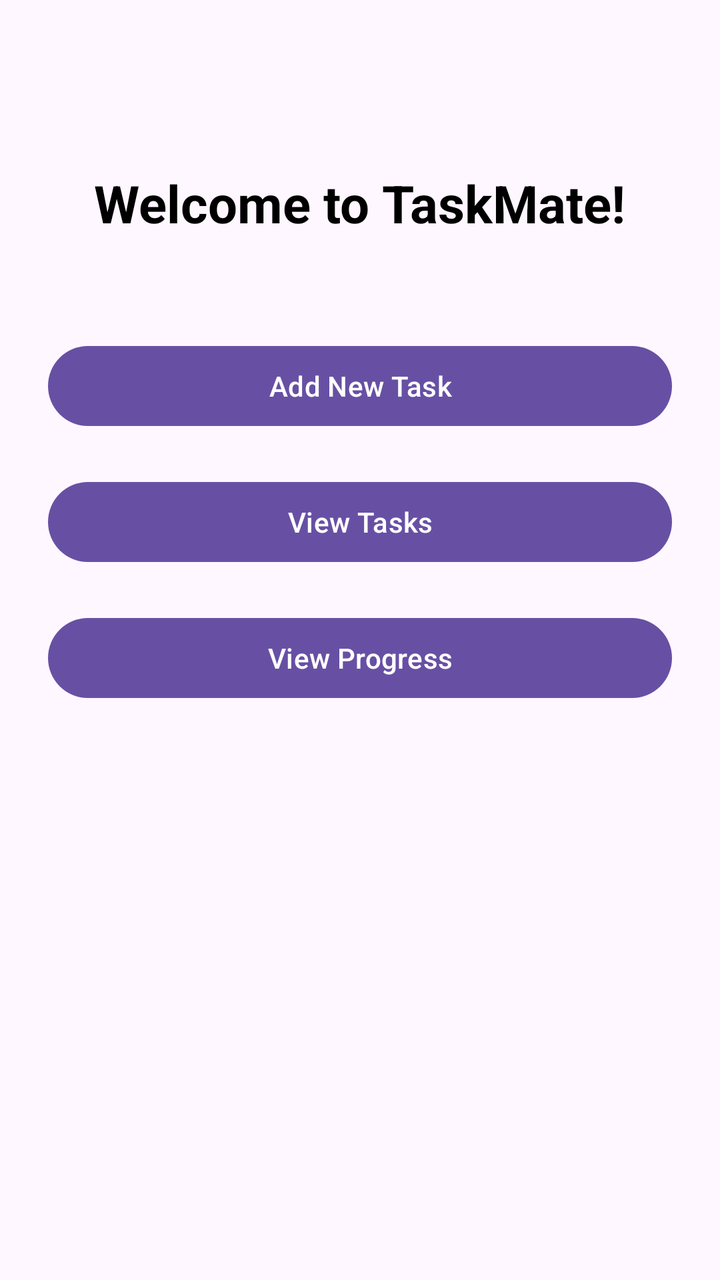
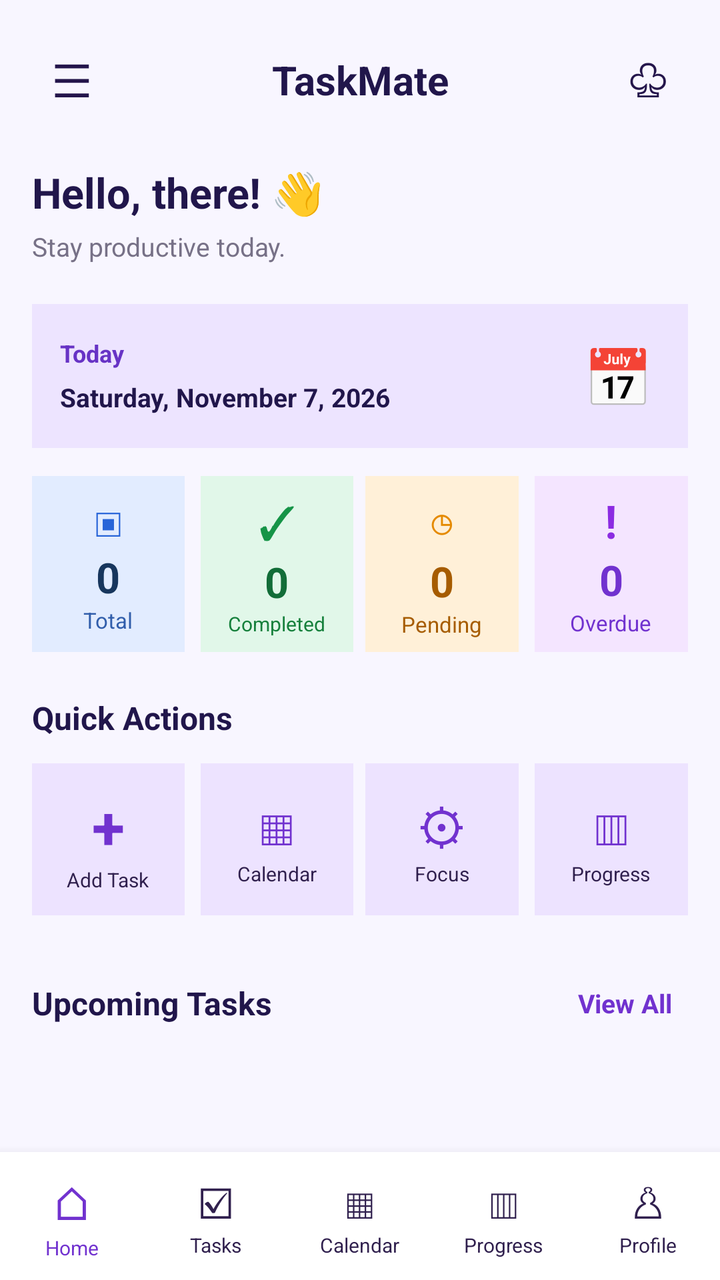

The first picture is an Android layout as it rendered before a commit; the second is the same layout after the commit. The layout source and the unified diff follow.
<!-- AndroidManifest.xml: application theme Theme.TaskMate -->
<!-- res/layout/activity_task.xml -->
<?xml version="1.0" encoding="utf-8"?>
<androidx.constraintlayout.widget.ConstraintLayout
    xmlns:android="http://schemas.android.com/apk/res/android"
    xmlns:app="http://schemas.android.com/apk/res-auto"
    android:layout_width="match_parent"
    android:layout_height="match_parent"
    android:padding="24dp">

    <TextView
        android:id="@+id/tvWelcome"
        android:layout_width="wrap_content"
        android:layout_height="wrap_content"
        android:text="Welcome to TaskMate!"
        android:textSize="26sp"
        android:textStyle="bold"
        android:textColor="#000000"
        app:layout_constraintTop_toTopOf="parent"
        app:layout_constraintStart_toStartOf="parent"
        app:layout_constraintEnd_toEndOf="parent"
        android:layout_marginTop="60dp"/>

    <Button
        android:id="@+id/btnAddTask"
        android:layout_width="0dp"
        android:layout_height="wrap_content"
        android:text="Add New Task"
        app:layout_constraintTop_toBottomOf="@id/tvWelcome"
        app:layout_constraintStart_toStartOf="parent"
        app:layout_constraintEnd_toEndOf="parent"
        android:layout_marginTop="50dp"/>

    <Button
        android:id="@+id/btnViewTasks"
        android:layout_width="0dp"
        android:layout_height="wrap_content"
        android:text="View Tasks"
        app:layout_constraintTop_toBottomOf="@id/btnAddTask"
        app:layout_constraintStart_toStartOf="parent"
        app:layout_constraintEnd_toEndOf="parent"
        android:layout_marginTop="20dp"/>

    <Button
        android:id="@+id/btnProgress"
        android:layout_width="0dp"
        android:layout_height="wrap_content"
        android:text="View Progress"
        app:layout_constraintTop_toBottomOf="@id/btnViewTasks"
        app:layout_constraintStart_toStartOf="parent"
        app:layout_constraintEnd_toEndOf="parent"
        android:layout_marginTop="20dp"/>

</androidx.constraintlayout.widget.ConstraintLayout>
<!-- resources referenced by this layout -->
<resources>
  <style name="Theme.TaskMate" parent="Base.Theme.TaskMate" />
  <style name="Base.Theme.TaskMate" parent="Theme.Material3.DayNight.NoActionBar">
          
          
      </style>
</resources>

<!-- the commit's change to res/layout/activity_task.xml (unified diff, before → after) -->
@@ -4,49 +4,611 @@
     xmlns:app="http://schemas.android.com/apk/res-auto"
     android:layout_width="match_parent"
     android:layout_height="match_parent"
-    android:padding="24dp">
-
-    <TextView
-        android:id="@+id/tvWelcome"
-        android:layout_width="wrap_content"
-        android:layout_height="wrap_content"
-        android:text="Welcome to TaskMate!"
-        android:textSize="26sp"
-        android:textStyle="bold"
-        android:textColor="#000000"
+    android:background="#F8F6FF">
+
+    <ScrollView
+        android:id="@+id/dashboardScroll"
+        android:layout_width="match_parent"
+        android:layout_height="0dp"
+        android:fillViewport="true"
+        android:clipToPadding="false"
         app:layout_constraintTop_toTopOf="parent"
-        app:layout_constraintStart_toStartOf="parent"
-        app:layout_constraintEnd_toEndOf="parent"
-        android:layout_marginTop="60dp"/>
-
-    <Button
-        android:id="@+id/btnAddTask"
-        android:layout_width="0dp"
-        android:layout_height="wrap_content"
-        android:text="Add New Task"
-        app:layout_constraintTop_toBottomOf="@id/tvWelcome"
-        app:layout_constraintStart_toStartOf="parent"
-        app:layout_constraintEnd_toEndOf="parent"
-        android:layout_marginTop="50dp"/>
-
-    <Button
-        android:id="@+id/btnViewTasks"
-        android:layout_width="0dp"
-        android:layout_height="wrap_content"
-        android:text="View Tasks"
-        app:layout_constraintTop_toBottomOf="@id/btnAddTask"
-        app:layout_constraintStart_toStartOf="parent"
-        app:layout_constraintEnd_toEndOf="parent"
-        android:layout_marginTop="20dp"/>
-
-    <Button
-        android:id="@+id/btnProgress"
-        android:layout_width="0dp"
-        android:layout_height="wrap_content"
-        android:text="View Progress"
-        app:layout_constraintTop_toBottomOf="@id/btnViewTasks"
-        app:layout_constraintStart_toStartOf="parent"
-        app:layout_constraintEnd_toEndOf="parent"
-        android:layout_marginTop="20dp"/>
+        app:layout_constraintBottom_toTopOf="@id/bottomNavigation">
+
+        <LinearLayout
+            android:layout_width="match_parent"
+            android:layout_height="wrap_content"
+            android:orientation="vertical"
+            android:padding="16dp">
+
+            
+            <LinearLayout
+                android:layout_width="match_parent"
+                android:layout_height="48dp"
+                android:gravity="center_vertical"
+                android:orientation="horizontal">
+
+                <TextView
+                    android:id="@+id/btnMenu"
+                    android:layout_width="40dp"
+                    android:layout_height="match_parent"
+                    android:gravity="center"
+                    android:text="☰"
+                    android:textColor="#24154B"
+                    android:textSize="23sp"
+                    android:clickable="true"
+                    android:focusable="true"/>
+
+                <TextView
+                    android:layout_width="0dp"
+                    android:layout_height="wrap_content"
+                    android:layout_weight="1"
+                    android:gravity="center"
+                    android:text="TaskMate"
+                    android:textColor="#21164B"
+                    android:textSize="20sp"
+                    android:textStyle="bold"/>
+
+                <TextView
+                    android:id="@+id/btnNotifications"
+                    android:layout_width="40dp"
+                    android:layout_height="match_parent"
+                    android:gravity="center"
+                    android:text="♧"
+                    android:textColor="#24154B"
+                    android:textSize="23sp"
+                    android:clickable="true"
+                    android:focusable="true"/>
+
+            </LinearLayout>
+
+            
+            <TextView
+                android:id="@+id/tvWelcome"
+                android:layout_width="match_parent"
+                android:layout_height="wrap_content"
+                android:layout_marginTop="18dp"
+                android:text="Hello, there! 👋"
+                android:textColor="#21164B"
+                android:textSize="21sp"
+                android:textStyle="bold"/>
+
+            <TextView
+                android:layout_width="match_parent"
+                android:layout_height="wrap_content"
+                android:layout_marginTop="4dp"
+                android:text="Stay productive today."
+                android:textColor="#777187"
+                android:textSize="13sp"/>
+
+            
+            <LinearLayout
+                android:layout_width="match_parent"
+                android:layout_height="72dp"
+                android:layout_marginTop="20dp"
+                android:background="#EDE4FF"
+                android:gravity="center_vertical"
+                android:orientation="horizontal"
+                android:padding="14dp">
+
+                <LinearLayout
+                    android:layout_width="0dp"
+                    android:layout_height="wrap_content"
+                    android:layout_weight="1"
+                    android:orientation="vertical">
+
+                    <TextView
+                        android:layout_width="wrap_content"
+                        android:layout_height="wrap_content"
+                        android:text="Today"
+                        android:textColor="#6733C5"
+                        android:textSize="12sp"
+                        android:textStyle="bold"/>
+
+                    <TextView
+                        android:id="@+id/tvTodayDate"
+                        android:layout_width="match_parent"
+                        android:layout_height="wrap_content"
+                        android:layout_marginTop="5dp"
+                        android:text="Saturday, November 7, 2026"
+                        android:textColor="#21164B"
+                        android:textSize="13sp"
+                        android:textStyle="bold"/>
+
+                </LinearLayout>
+
+                <TextView
+                    android:layout_width="42dp"
+                    android:layout_height="42dp"
+                    android:gravity="center"
+                    android:text="📅"
+                    android:textSize="28sp"/>
+
+            </LinearLayout>
+
+            
+            <LinearLayout
+                android:layout_width="match_parent"
+                android:layout_height="wrap_content"
+                android:layout_marginTop="14dp"
+                android:orientation="horizontal"
+                android:weightSum="4">
+
+                
+                <LinearLayout
+                    android:layout_width="0dp"
+                    android:layout_height="88dp"
+                    android:layout_weight="1"
+                    android:layout_marginEnd="5dp"
+                    android:background="#E2ECFF"
+                    android:gravity="center"
+                    android:orientation="vertical"
+                    android:padding="6dp">
+
+                    <TextView
+                        android:layout_width="wrap_content"
+                        android:layout_height="wrap_content"
+                        android:text="▣"
+                        android:textColor="#2764D8"
+                        android:textSize="20sp"/>
+
+                    <TextView
+                        android:id="@+id/tvTotalTasks"
+                        android:layout_width="wrap_content"
+                        android:layout_height="wrap_content"
+                        android:text="0"
+                        android:textColor="#17365D"
+                        android:textSize="21sp"
+                        android:textStyle="bold"/>
+
+                    <TextView
+                        android:layout_width="wrap_content"
+                        android:layout_height="wrap_content"
+                        android:text="Total"
+                        android:textColor="#315EAB"
+                        android:textSize="11sp"/>
+
+                </LinearLayout>
+
+                
+                <LinearLayout
+                    android:layout_width="0dp"
+                    android:layout_height="88dp"
+                    android:layout_weight="1"
+                    android:layout_marginHorizontal="3dp"
+                    android:background="#E1F7E9"
+                    android:gravity="center"
+                    android:orientation="vertical">
+
+                    <TextView
+                        android:layout_width="wrap_content"
+                        android:layout_height="wrap_content"
+                        android:text="✓"
+                        android:textColor="#159447"
+                        android:textSize="23sp"/>
+
+                    <TextView
+                        android:id="@+id/tvCompletedTasks"
+                        android:layout_width="wrap_content"
+                        android:layout_height="wrap_content"
+                        android:text="0"
+                        android:textColor="#126D38"
+                        android:textSize="21sp"
+                        android:textStyle="bold"/>
+
+                    <TextView
+                        android:layout_width="wrap_content"
+                        android:layout_height="wrap_content"
+                        android:text="Completed"
+                        android:textColor="#16803C"
+                        android:textSize="10sp"/>
+
+                </LinearLayout>
+
+                
+                <LinearLayout
+                    android:layout_width="0dp"
+                    android:layout_height="88dp"
+                    android:layout_weight="1"
+                    android:layout_marginHorizontal="3dp"
+                    android:background="#FFF0D8"
+                    android:gravity="center"
+                    android:orientation="vertical">
+
+                    <TextView
+                        android:layout_width="wrap_content"
+                        android:layout_height="wrap_content"
+                        android:text="◷"
+                        android:textColor="#E58A00"
+                        android:textSize="23sp"/>
+
+                    <TextView
+                        android:id="@+id/tvPendingTasks"
+                        android:layout_width="wrap_content"
+                        android:layout_height="wrap_content"
+                        android:text="0"
+                        android:textColor="#A65C00"
+                        android:textSize="21sp"
+                        android:textStyle="bold"/>
+
+                    <TextView
+                        android:layout_width="wrap_content"
+                        android:layout_height="wrap_content"
+                        android:text="Pending"
+                        android:textColor="#A65C00"
+                        android:textSize="11sp"/>
+
+                </LinearLayout>
+
+                
+                <LinearLayout
+                    android:layout_width="0dp"
+                    android:layout_height="88dp"
+                    android:layout_weight="1"
+                    android:layout_marginStart="5dp"
+                    android:background="#F4E5FF"
+                    android:gravity="center"
+                    android:orientation="vertical">
+
+                    <TextView
+                        android:layout_width="wrap_content"
+                        android:layout_height="wrap_content"
+                        android:text="!"
+                        android:textColor="#8B2BE2"
+                        android:textSize="23sp"
+                        android:textStyle="bold"/>
+
+                    <TextView
+                        android:id="@+id/tvOverdueTasks"
+                        android:layout_width="wrap_content"
+                        android:layout_height="wrap_content"
+                        android:text="0"
+                        android:textColor="#7132CF"
+                        android:textSize="21sp"
+                        android:textStyle="bold"/>
+
+                    <TextView
+                        android:layout_width="wrap_content"
+                        android:layout_height="wrap_content"
+                        android:text="Overdue"
+                        android:textColor="#7132CF"
+                        android:textSize="11sp"/>
+
+                </LinearLayout>
+
+            </LinearLayout>
+
+            
+            <TextView
+                android:layout_width="match_parent"
+                android:layout_height="wrap_content"
+                android:layout_marginTop="22dp"
+                android:text="Quick Actions"
+                android:textColor="#21164B"
+                android:textSize="16sp"
+                android:textStyle="bold"/>
+
+            
+            <LinearLayout
+                android:layout_width="match_parent"
+                android:layout_height="wrap_content"
+                android:layout_marginTop="12dp"
+                android:orientation="horizontal"
+                android:weightSum="4">
+
+                <LinearLayout
+                    android:id="@+id/actionAddTask"
+                    android:layout_width="0dp"
+                    android:layout_height="76dp"
+                    android:layout_weight="1"
+                    android:layout_marginEnd="5dp"
+                    android:background="#EDE3FF"
+                    android:gravity="center"
+                    android:orientation="vertical"
+                    android:clickable="true"
+                    android:focusable="true">
+
+                    <TextView
+                        android:layout_width="wrap_content"
+                        android:layout_height="wrap_content"
+                        android:text="+"
+                        android:textColor="#7132CF"
+                        android:textSize="30sp"
+                        android:textStyle="bold"/>
+
+                    <TextView
+                        android:layout_width="wrap_content"
+                        android:layout_height="wrap_content"
+                        android:text="Add Task"
+                        android:textColor="#30204E"
+                        android:textSize="10sp"/>
+
+                </LinearLayout>
+
+                <LinearLayout
+                    android:id="@+id/actionCalendar"
+                    android:layout_width="0dp"
+                    android:layout_height="76dp"
+                    android:layout_weight="1"
+                    android:layout_marginHorizontal="3dp"
+                    android:background="#EDE3FF"
+                    android:gravity="center"
+                    android:orientation="vertical"
+                    android:clickable="true"
+                    android:focusable="true">
+
+                    <TextView
+                        android:layout_width="wrap_content"
+                        android:layout_height="wrap_content"
+                        android:text="▦"
+                        android:textColor="#7132CF"
+                        android:textSize="25sp"/>
+
+                    <TextView
+                        android:layout_width="wrap_content"
+                        android:layout_height="wrap_content"
+                        android:text="Calendar"
+                        android:textColor="#30204E"
+                        android:textSize="10sp"/>
+
+                </LinearLayout>
+
+                <LinearLayout
+                    android:id="@+id/actionFocus"
+                    android:layout_width="0dp"
+                    android:layout_height="76dp"
+                    android:layout_weight="1"
+                    android:layout_marginHorizontal="3dp"
+                    android:background="#EDE3FF"
+                    android:gravity="center"
+                    android:orientation="vertical"
+                    android:clickable="true"
+                    android:focusable="true">
+
+                    <TextView
+                        android:layout_width="wrap_content"
+                        android:layout_height="wrap_content"
+                        android:text="⚙"
+                        android:textColor="#7132CF"
+                        android:textSize="25sp"/>
+
+                    <TextView
+                        android:layout_width="wrap_content"
+                        android:layout_height="wrap_content"
+                        android:text="Focus"
+                        android:textColor="#30204E"
+                        android:textSize="10sp"/>
+
+                </LinearLayout>
+
+                <LinearLayout
+                    android:id="@+id/actionProgress"
+                    android:layout_width="0dp"
+                    android:layout_height="76dp"
+                    android:layout_weight="1"
+                    android:layout_marginStart="5dp"
+                    android:background="#EDE3FF"
+                    android:gravity="center"
+                    android:orientation="vertical"
+                    android:clickable="true"
+                    android:focusable="true">
+
+                    <TextView
+                        android:layout_width="wrap_content"
+                        android:layout_height="wrap_content"
+                        android:text="▥"
+                        android:textColor="#7132CF"
+                        android:textSize="25sp"/>
+
+                    <TextView
+                        android:layout_width="wrap_content"
+                        android:layout_height="wrap_content"
+                        android:text="Progress"
+                        android:textColor="#30204E"
+                        android:textSize="10sp"/>
+
+                </LinearLayout>
+
+            </LinearLayout>
+
+            
+            <LinearLayout
+                android:layout_width="match_parent"
+                android:layout_height="48dp"
+                android:layout_marginTop="20dp"
+                android:gravity="center_vertical"
+                android:orientation="horizontal">
+
+                <TextView
+                    android:layout_width="0dp"
+                    android:layout_height="wrap_content"
+                    android:layout_weight="1"
+                    android:text="Upcoming Tasks"
+                    android:textColor="#21164B"
+                    android:textSize="16sp"
+                    android:textStyle="bold"/>
+
+                <TextView
+                    android:id="@+id/tvViewAll"
+                    android:layout_width="wrap_content"
+                    android:layout_height="match_parent"
+                    android:gravity="center"
+                    android:paddingHorizontal="8dp"
+                    android:text="View All"
+                    android:textColor="#7132CF"
+                    android:textSize="13sp"
+                    android:textStyle="bold"
+                    android:clickable="true"
+                    android:focusable="true"/>
+
+            </LinearLayout>
+
+            
+            <androidx.recyclerview.widget.RecyclerView
+                android:id="@+id/rvUpcomingTasks"
+                android:layout_width="match_parent"
+                android:layout_height="wrap_content"
+                android:nestedScrollingEnabled="false"
+                android:clipToPadding="false"
+                android:paddingBottom="12dp"/>
+
+            <TextView
+                android:id="@+id/tvEmptyTasks"
+                android:layout_width="match_parent"
+                android:layout_height="wrap_content"
+                android:gravity="center"
+                android:padding="20dp"
+                android:text="No upcoming tasks. Add a task to get started!"
+                android:textColor="#898398"
+                android:textSize="13sp"
+                android:visibility="gone"/>
+
+        </LinearLayout>
+
+    </ScrollView>
+
+    
+    <LinearLayout
+        android:id="@+id/bottomNavigation"
+        android:layout_width="match_parent"
+        android:layout_height="64dp"
+        android:background="#FFFFFF"
+        android:elevation="8dp"
+        android:gravity="center"
+        android:orientation="horizontal"
+        android:weightSum="5"
+        app:layout_constraintBottom_toBottomOf="parent">
+
+        <LinearLayout
+            android:id="@+id/navHome"
+            android:layout_width="0dp"
+            android:layout_height="match_parent"
+            android:layout_weight="1"
+            android:gravity="center"
+            android:orientation="vertical"
+            android:clickable="true"
+            android:focusable="true">
+
+            <TextView
+                android:layout_width="wrap_content"
+                android:layout_height="wrap_content"
+                android:text="⌂"
+                android:textColor="#7132CF"
+                android:textSize="23sp"/>
+
+            <TextView
+                android:layout_width="wrap_content"
+                android:layout_height="wrap_content"
+                android:text="Home"
+                android:textColor="#7132CF"
+                android:textSize="10sp"/>
+
+        </LinearLayout>
+
+        <LinearLayout
+            android:id="@+id/navTasks"
+            android:layout_width="0dp"
+            android:layout_height="match_parent"
+            android:layout_weight="1"
+            android:gravity="center"
+            android:orientation="vertical"
+            android:clickable="true"
+            android:focusable="true">
+
+            <TextView
+                android:layout_width="wrap_content"
+                android:layout_height="wrap_content"
+                android:text="☑"
+                android:textColor="#30204E"
+                android:textSize="21sp"/>
+
+            <TextView
+                android:layout_width="wrap_content"
+                android:layout_height="wrap_content"
+                android:text="Tasks"
+                android:textColor="#30204E"
+                android:textSize="10sp"/>
+
+        </LinearLayout>
+
+        <LinearLayout
+            android:id="@+id/navCalendar"
+            android:layout_width="0dp"
+            android:layout_height="match_parent"
+            android:layout_weight="1"
+            android:gravity="center"
+            android:orientation="vertical"
+            android:clickable="true"
+            android:focusable="true">
+
+            <TextView
+                android:layout_width="wrap_content"
+                android:layout_height="wrap_content"
+                android:text="▦"
+                android:textColor="#30204E"
+                android:textSize="21sp"/>
+
+            <TextView
+                android:layout_width="wrap_content"
+                android:layout_height="wrap_content"
+                android:text="Calendar"
+                android:textColor="#30204E"
+                android:textSize="10sp"/>
+
+        </LinearLayout>
+
+        <LinearLayout
+            android:id="@+id/navProgress"
+            android:layout_width="0dp"
+            android:layout_height="match_parent"
+            android:layout_weight="1"
+            android:gravity="center"
+            android:orientation="vertical"
+            android:clickable="true"
+            android:focusable="true">
+
+            <TextView
+                android:layout_width="wrap_content"
+                android:layout_height="wrap_content"
+                android:text="▥"
+                android:textColor="#30204E"
+                android:textSize="21sp"/>
+
+            <TextView
+                android:layout_width="wrap_content"
+                android:layout_height="wrap_content"
+                android:text="Progress"
+                android:textColor="#30204E"
+                android:textSize="10sp"/>
+
+        </LinearLayout>
+
+        <LinearLayout
+            android:id="@+id/navProfile"
+            android:layout_width="0dp"
+            android:layout_height="match_parent"
+            android:layout_weight="1"
+            android:gravity="center"
+            android:orientation="vertical"
+            android:clickable="true"
+            android:focusable="true">
+
+            <TextView
+                android:layout_width="wrap_content"
+                android:layout_height="wrap_content"
+                android:text="♙"
+                android:textColor="#30204E"
+                android:textSize="21sp"/>
+
+            <TextView
+                android:layout_width="wrap_content"
+                android:layout_height="wrap_content"
+                android:text="Profile"
+                android:textColor="#30204E"
+                android:textSize="10sp"/>
+
+        </LinearLayout>
+
+    </LinearLayout>
 
 </androidx.constraintlayout.widget.ConstraintLayout>
